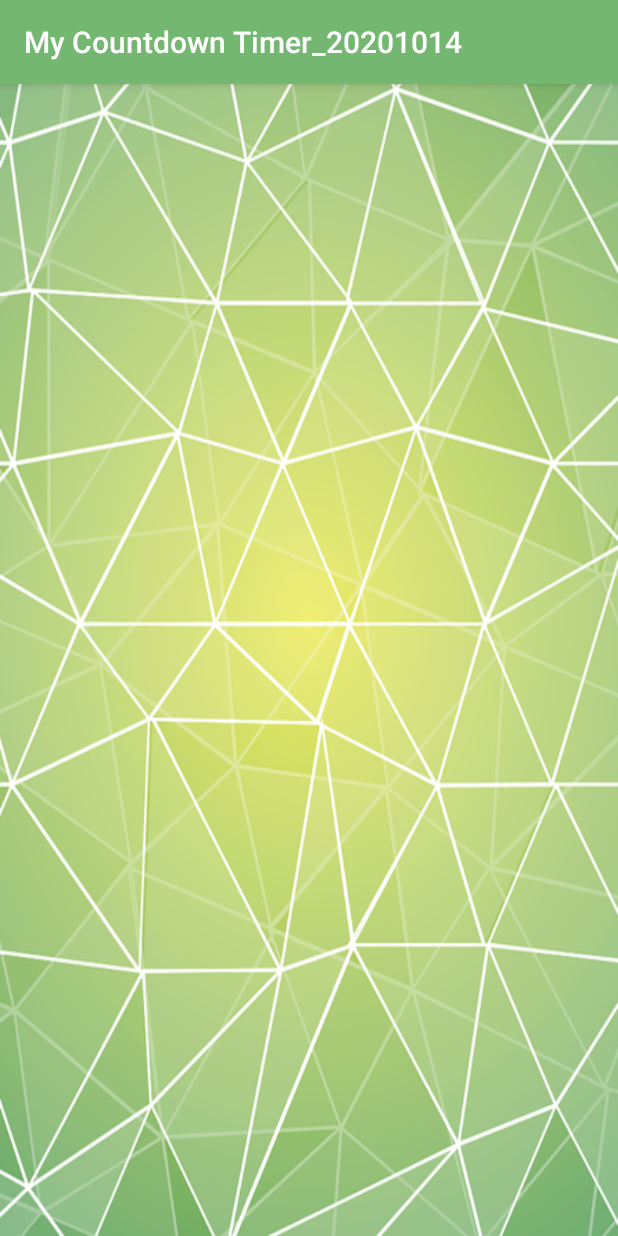
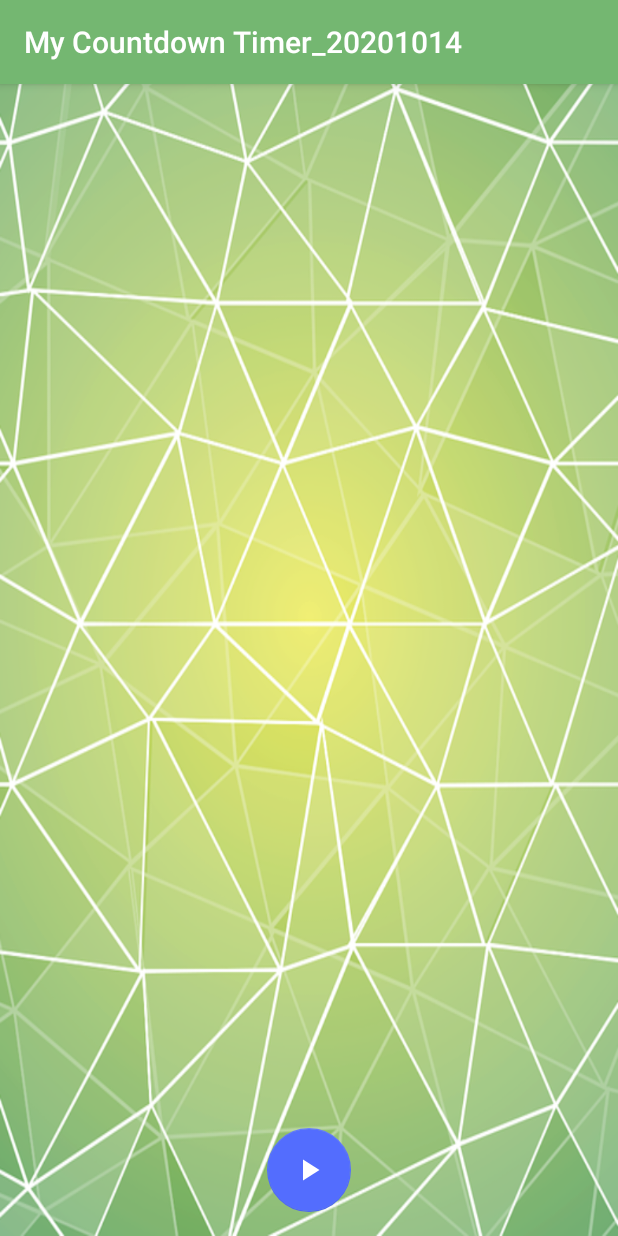
Before and after one commit to t7m3/My_Countdown_Timer_20201014, an Android app: the screen it shows after launch (MainActivity), on a phone screen of 412 x 824 dp. Run offline under Robolectric (Android 15) with nearby library versions, the phone set to English and light mode, and no system bars.

Commit message:
2020-10-15(木)　1回目のコミット 画面を作成し、サウンドファイルもコピー＆ペーストして用意した。（タイマー処理の実装の前まで）

```diff
--- a/app/build.gradle
+++ b/app/build.gradle
@@ -31,6 +31,7 @@ dependencies {
     implementation 'androidx.core:core-ktx:1.3.2'
     implementation 'androidx.appcompat:appcompat:1.2.0'
     implementation 'androidx.constraintlayout:constraintlayout:2.0.2'
+    implementation 'com.google.android.material:material:1.2.1'
     testImplementation 'junit:junit:4.12'
     androidTestImplementation 'androidx.test.ext:junit:1.1.2'
     androidTestImplementation 'androidx.test.espresso:espresso-core:3.3.0'
--- a/app/src/main/res/layout/activity_main.xml
+++ b/app/src/main/res/layout/activity_main.xml
@@ -4,4 +4,29 @@
     xmlns:tools="http://schemas.android.com/tools"
     android:layout_width="match_parent"
     android:layout_height="match_parent"
-    tools:context=".MainActivity"/>
+    tools:context=".MainActivity">
+
+    <com.google.android.material.floatingactionbutton.FloatingActionButton
+        android:id="@+id/playStop"
+        android:layout_width="wrap_content"
+        android:layout_height="wrap_content"
+        android:layout_marginBottom="16dp"
+        android:clickable="true"
+        android:tint="@android:color/white"
+        app:elevation="0dp"
+        app:layout_constraintBottom_toBottomOf="parent"
+        app:layout_constraintEnd_toEndOf="parent"
+        app:layout_constraintStart_toStartOf="parent"
+        app:srcCompat="@drawable/ic_baseline_play_arrow_24" />
+
+    <TextView
+        android:id="@+id/timerText"
+        android:layout_width="wrap_content"
+        android:layout_height="wrap_content"
+        android:textSize="150sp"
+        app:layout_constraintBottom_toTopOf="@+id/playStop"
+        app:layout_constraintEnd_toEndOf="parent"
+        app:layout_constraintStart_toStartOf="parent"
+        app:layout_constraintTop_toTopOf="parent"
+        tools:text="3:00" />
+</androidx.constraintlayout.widget.ConstraintLayout>
```
Also changed, not shown: 1 other file.
